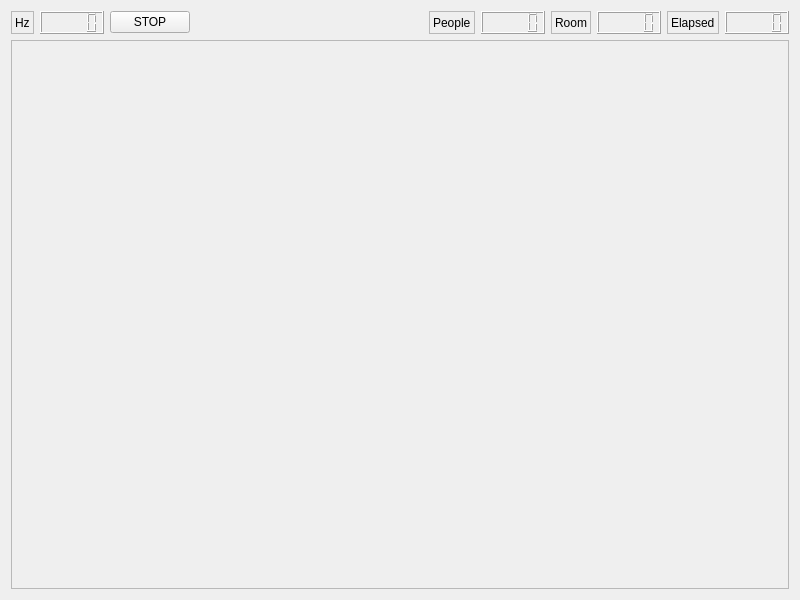
The window that agents/base_controller_agent/src/localUI.ui (robocomp/robocomp-shadow) describes before a commit, drawn with Qt 5.
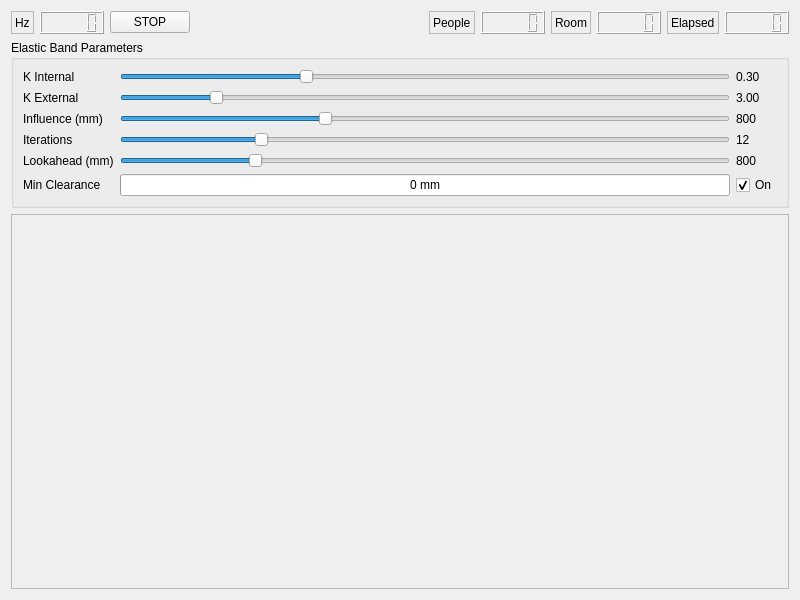
The same window after the commit.

```diff
--- a/agents/base_controller_agent/src/localUI.ui
+++ b/agents/base_controller_agent/src/localUI.ui
@@ -140,6 +140,243 @@
        </item>
       </layout>
      </item>
+     <item>
+      <widget class="QGroupBox" name="groupBox_eband">
+       <property name="title">
+        <string>Elastic Band Parameters</string>
+       </property>
+       <property name="maximumSize">
+        <size>
+         <width>16777215</width>
+         <height>200</height>
+        </size>
+       </property>
+       <layout class="QGridLayout" name="gridLayout_eband">
+        <item row="0" column="0">
+         <widget class="QLabel" name="label_k_internal">
+          <property name="text">
+           <string>K Internal</string>
+          </property>
+         </widget>
+        </item>
+        <item row="0" column="1">
+         <widget class="QSlider" name="slider_k_internal">
+          <property name="minimum">
+           <number>0</number>
+          </property>
+          <property name="maximum">
+           <number>100</number>
+          </property>
+          <property name="value">
+           <number>30</number>
+          </property>
+          <property name="orientation">
+           <enum>Qt::Horizontal</enum>
+          </property>
+         </widget>
+        </item>
+        <item row="0" column="2">
+         <widget class="QLabel" name="label_k_internal_val">
+          <property name="text">
+           <string>0.30</string>
+          </property>
+          <property name="minimumSize">
+           <size>
+            <width>40</width>
+            <height>0</height>
+           </size>
+          </property>
+         </widget>
+        </item>
+        <item row="1" column="0">
+         <widget class="QLabel" name="label_k_external">
+          <property name="text">
+           <string>K External</string>
+          </property>
+         </widget>
+        </item>
+        <item row="1" column="1">
+         <widget class="QSlider" name="slider_k_external">
+          <property name="minimum">
+           <number>0</number>
+          </property>
+          <property name="maximum">
+           <number>200</number>
+          </property>
+          <property name="value">
+           <number>30</number>
+          </property>
+          <property name="orientation">
+           <enum>Qt::Horizontal</enum>
+          </property>
+         </widget>
+        </item>
+        <item row="1" column="2">
+         <widget class="QLabel" name="label_k_external_val">
+          <property name="text">
+           <string>3.00</string>
+          </property>
+          <property name="minimumSize">
+           <size>
+            <width>40</width>
+            <height>0</height>
+           </size>
+          </property>
+         </widget>
+        </item>
+        <item row="2" column="0">
+         <widget class="QLabel" name="label_influence">
+          <property name="text">
+           <string>Influence (mm)</string>
+          </property>
+         </widget>
+        </item>
+        <item row="2" column="1">
+         <widget class="QSlider" name="slider_influence">
+          <property name="minimum">
+           <number>200</number>
+          </property>
+          <property name="maximum">
+           <number>2000</number>
+          </property>
+          <property name="value">
+           <number>800</number>
+          </property>
+          <property name="singleStep">
+           <number>50</number>
+          </property>
+          <property name="orientation">
+           <enum>Qt::Horizontal</enum>
+          </property>
+         </widget>
+        </item>
+        <item row="2" column="2">
+         <widget class="QLabel" name="label_influence_val">
+          <property name="text">
+           <string>800</string>
+          </property>
+          <property name="minimumSize">
+           <size>
+            <width>40</width>
+            <height>0</height>
+           </size>
+          </property>
+         </widget>
+        </item>
+        <item row="3" column="0">
+         <widget class="QLabel" name="label_iterations">
+          <property name="text">
+           <string>Iterations</string>
+          </property>
+         </widget>
+        </item>
+        <item row="3" column="1">
+         <widget class="QSlider" name="slider_iterations">
+          <property name="minimum">
+           <number>1</number>
+          </property>
+          <property name="maximum">
+           <number>50</number>
+          </property>
+          <property name="value">
+           <number>12</number>
+          </property>
+          <property name="orientation">
+           <enum>Qt::Horizontal</enum>
+          </property>
+         </widget>
+        </item>
+        <item row="3" column="2">
+         <widget class="QLabel" name="label_iterations_val">
+          <property name="text">
+           <string>12</string>
+          </property>
+          <property name="minimumSize">
+           <size>
+            <width>40</width>
+            <height>0</height>
+           </size>
+          </property>
+         </widget>
+        </item>
+        <item row="4" column="0">
+         <widget class="QLabel" name="label_lookahead">
+          <property name="text">
+           <string>Lookahead (mm)</string>
+          </property>
+         </widget>
+        </item>
+        <item row="4" column="1">
+         <widget class="QSlider" name="slider_lookahead">
+          <property name="minimum">
+           <number>200</number>
+          </property>
+          <property name="maximum">
+           <number>3000</number>
+          </property>
+          <property name="value">
+           <number>800</number>
+          </property>
+          <property name="singleStep">
+           <number>50</number>
+          </property>
+          <property name="orientation">
+           <enum>Qt::Horizontal</enum>
+          </property>
+         </widget>
+        </item>
+        <item row="4" column="2">
+         <widget class="QLabel" name="label_lookahead_val">
+          <property name="text">
+           <string>800</string>
+          </property>
+          <property name="minimumSize">
+           <size>
+            <width>40</width>
+            <height>0</height>
+           </size>
+          </property>
+         </widget>
+        </item>
+        <item row="5" column="0">
+         <widget class="QLabel" name="label_min_clearance">
+          <property name="text">
+           <string>Min Clearance</string>
+          </property>
+         </widget>
+        </item>
+        <item row="5" column="1">
+         <widget class="QProgressBar" name="progressBar_clearance">
+          <property name="minimum">
+           <number>0</number>
+          </property>
+          <property name="maximum">
+           <number>2000</number>
+          </property>
+          <property name="value">
+           <number>0</number>
+          </property>
+          <property name="textVisible">
+           <bool>true</bool>
+          </property>
+          <property name="format">
+           <string>%v mm</string>
+          </property>
+         </widget>
+        </item>
+        <item row="5" column="2">
+         <widget class="QCheckBox" name="checkBox_eband_enabled">
+          <property name="text">
+           <string>On</string>
+          </property>
+          <property name="checked">
+           <bool>true</bool>
+          </property>
+         </widget>
+        </item>
+       </layout>
+      </widget>
+     </item>
      <item>
       <widget class="QFrame" name="frame">
        <property name="sizePolicy">
```
